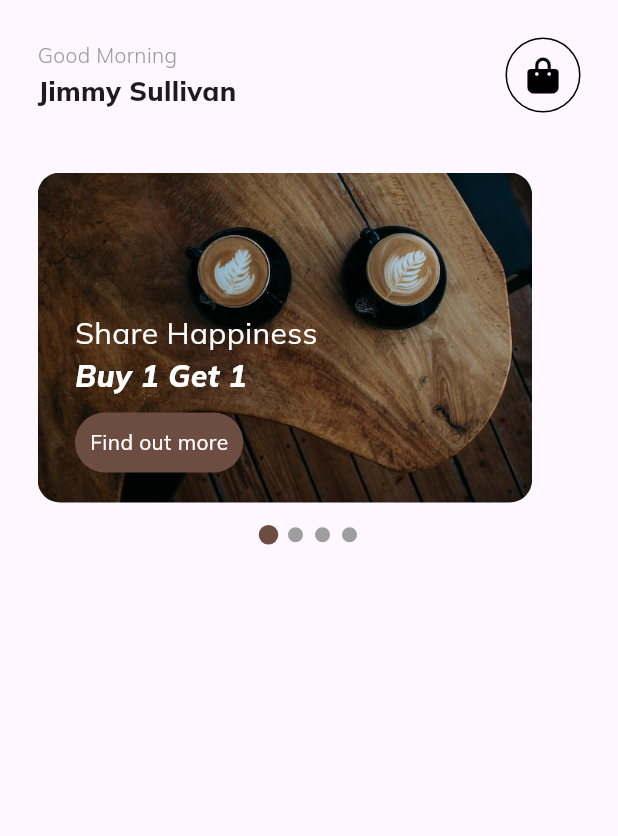
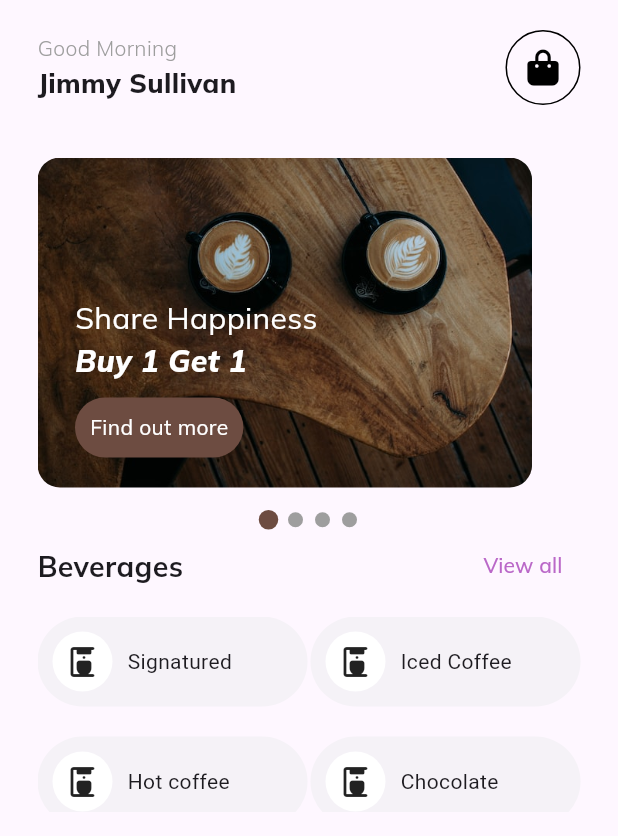
Before and after one commit to Emtee100/coffee-app, a Flutter app: the screen it shows after launch, on a phone screen of 412 x 824 dp. Shown: the top 836 px of the screen. Run offline on Flutter 3.47's test engine with Material 2 defaults, Android fonts, the phone set to English and light mode, and no system bars; drawn by our look-alikes of smooth_page_indicator; our stand-ins replace font_awesome_flutter, google_fonts.

Commit message:
more UI work done

```diff
--- a/lib/components/appbar.dart
+++ b/lib/components/appbar.dart
@@ -9,7 +9,7 @@ class Appbar extends StatelessWidget {
   Widget build(BuildContext context) {
     return Padding(
               padding:
-                  const EdgeInsets.symmetric(horizontal: 25.0, vertical: 25.0),
+                  const EdgeInsets.symmetric(horizontal: 25.0, vertical: 20.0),
               child: Row(
                 mainAxisAlignment: MainAxisAlignment.spaceBetween,
                 children: [
--- a/lib/screens/homepage.dart
+++ b/lib/screens/homepage.dart
@@ -1,4 +1,8 @@
+// ignore_for_file: prefer_const_constructors
+
 import 'package:flutter/material.dart';
+import 'package:font_awesome_flutter/font_awesome_flutter.dart';
+import 'package:google_fonts/google_fonts.dart';
 import 'package:smooth_page_indicator/smooth_page_indicator.dart';
 import '../components/appbar.dart';
 import '../components/banner1.dart';
@@ -14,6 +18,19 @@ class MyHomePage extends StatefulWidget {
 }
 
 class _MyHomePageState extends State<MyHomePage> {
+  List beverages = [
+    {"icon": Icons.coffee_maker_rounded, "text": "Signatured"},
+    {"icon": Icons.coffee_maker_rounded, "text": "Iced Coffee"},
+    {"icon": Icons.coffee_maker_rounded, "text": "Hot coffee"},
+    {"icon": Icons.coffee_maker_rounded, "text": "Chocolate"}
+  ];
+  late final foods = {
+    FaIcon(FontAwesomeIcons.burger): "Signatured",
+    Icon(Icons.cake): "Bakery",
+    Icon(Icons.rice_bowl_rounded): "Salad",
+    FaIcon(FontAwesomeIcons.tumblr): "Yoghurt"
+  };
+
   late final PageController _controller;
 
   @override
@@ -59,9 +76,72 @@ class _MyHomePageState extends State<MyHomePage> {
                   dotWidth: 10,
                   dotHeight: 10,
                   activeDotColor: Colors.brown.shade600),
-            )
+            ),
 
             // Beverages section
+
+            Padding(
+              padding: const EdgeInsets.symmetric(horizontal: 25.0),
+              child: Row(
+                mainAxisAlignment: MainAxisAlignment.spaceBetween,
+                children: [
+                  Text(
+                    'Beverages',
+                    style: GoogleFonts.mulish(
+                      fontWeight: FontWeight.w700,
+                      fontSize: 19.0,
+                    ),
+                  ),
+                  TextButton(
+                      onPressed: () {},
+                      child: Text(
+                        'View all',
+                        style: GoogleFonts.mulish(
+                          color: Colors.purple.shade300,
+                        ),
+                      ))
+                ],
+              ),
+            ),
+
+            SizedBox(
+              height: 10.0,
+            ),
+
+            Container(
+              margin: EdgeInsets.symmetric(horizontal: 25.0),
+              height: 130,
+              child: GridView.builder(
+                  physics: NeverScrollableScrollPhysics(),
+                  itemCount: beverages.length,
+                  gridDelegate: SliverGridDelegateWithFixedCrossAxisCount(
+                      childAspectRatio: 3,
+                      crossAxisCount: 2,
+                      mainAxisSpacing: 20,
+                      crossAxisSpacing: 2
+                      ),
+                  itemBuilder: (context, index) {
+                    return Container(
+                      decoration: BoxDecoration(
+                        color: Color.fromARGB(255, 245, 242, 247),
+                        borderRadius: BorderRadius.circular(40)
+                      ),
+                      child: Row(children: [
+                        Container(
+                          margin: EdgeInsets.symmetric(horizontal: 10),
+                          padding: EdgeInsets.all(8),
+                          decoration: BoxDecoration(
+                            color: Colors.white,
+                            borderRadius: BorderRadius.circular(30)
+                          ),
+                          child: Icon(beverages[index]["icon"])
+                        ),
+
+                        Text(beverages[index]["text"])
+                      ]),
+                    );
+                  }),
+            )
 
             // Foods section
 
```
